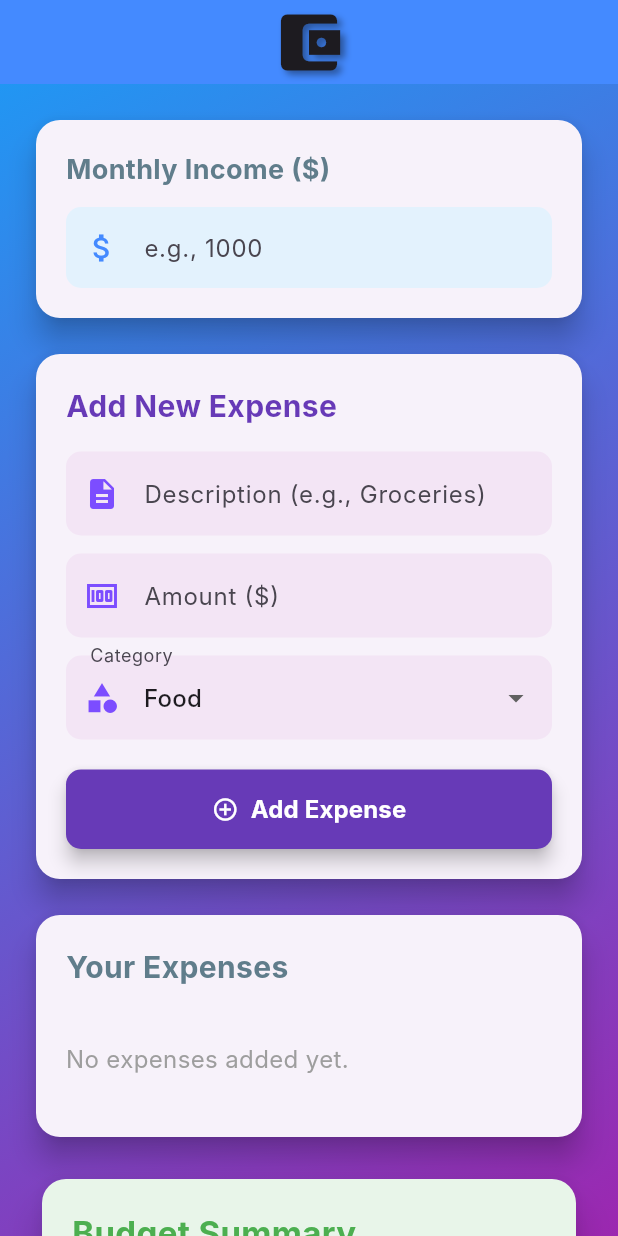
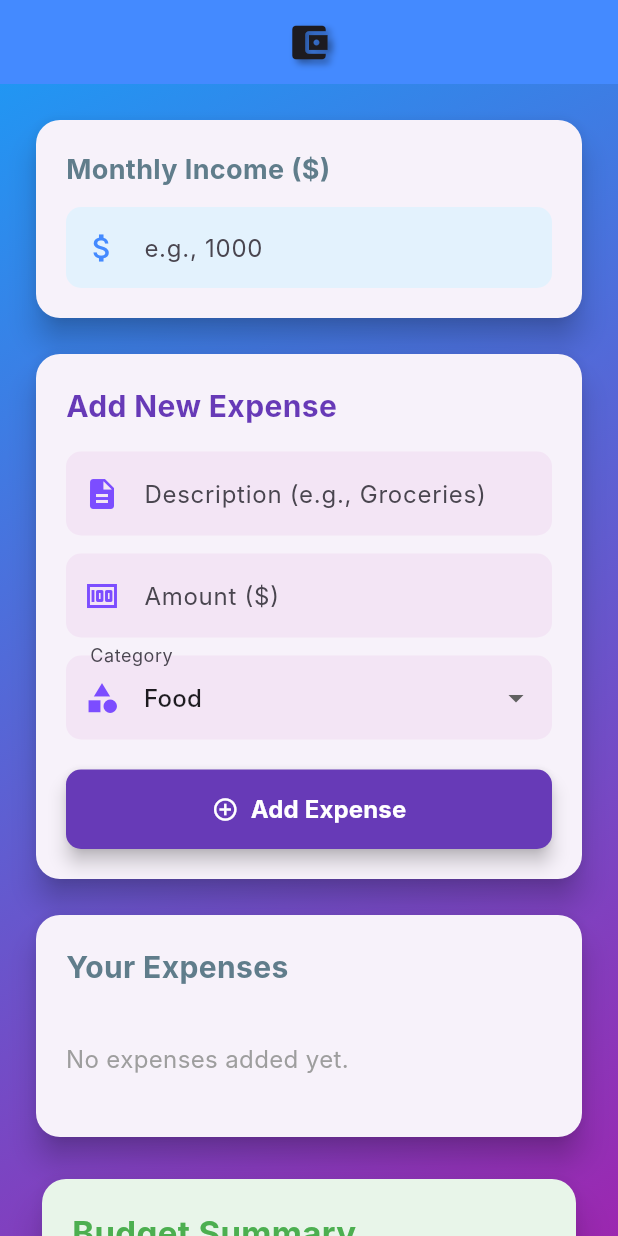
Before and after one commit to SamuelWorld20/BudgetApp, a Flutter app: the screen it shows after launch, on a phone screen of 412 x 824 dp. Run offline on Flutter 3.47's test engine with Material 3 defaults, Android fonts, the phone set to English and light mode, and no system bars; our stand-ins replace shared_preferences; Roboto replaces fonts that are missing (Inter).

Commit message:
updating size of home page icon

```diff
--- a/lib/home_screen.dart
+++ b/lib/home_screen.dart
@@ -158,7 +158,7 @@ class _HomeScreenState extends State<HomeScreen> {
       appBar: AppBar(
         title: const Icon(
           Icons.account_balance_wallet,
-          size: 50,
+          size: 30,
           // color: Colors.white.withOpacity(0.9),
           shadows: const [
             Shadow(
--- a/pubspec.yaml
+++ b/pubspec.yaml
@@ -8,9 +8,9 @@ flutter_launcher_icons:
   image_path: "assets/images/app_icon.png"
   min_sdk_android: 21
   remove_alpha_ios: true
-  web: false
-  windows: false
-  macos: false
+  web: {}
+  windows: {}
+  macos: {}
 
 version: 1.0.0+1
 
```
